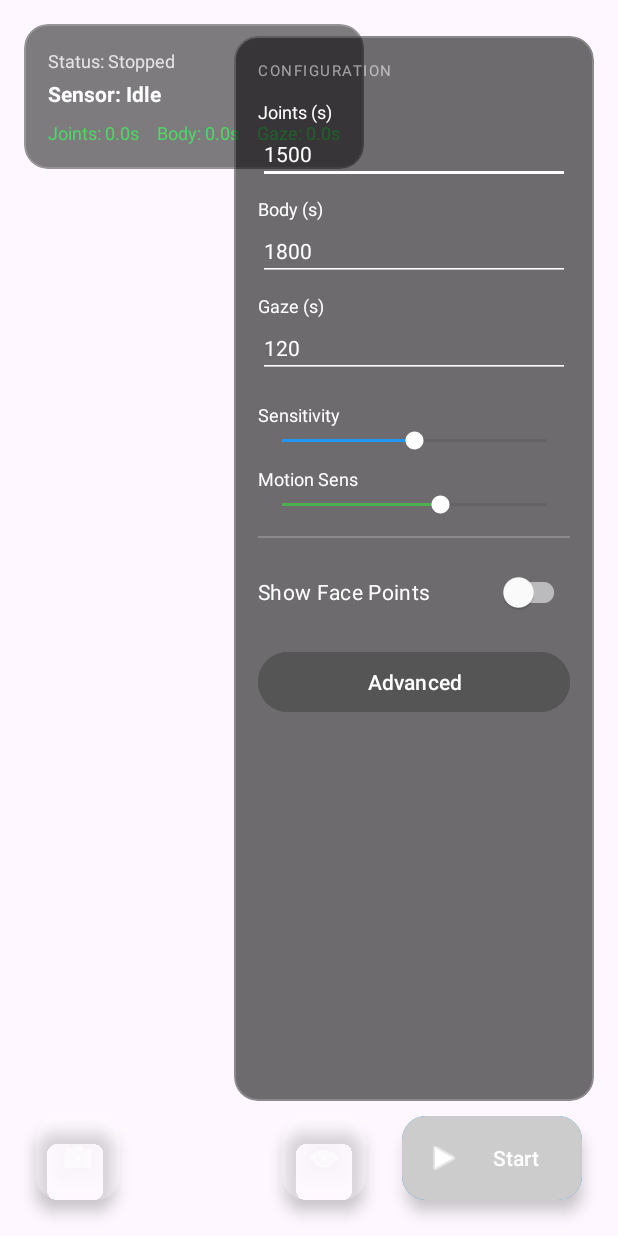
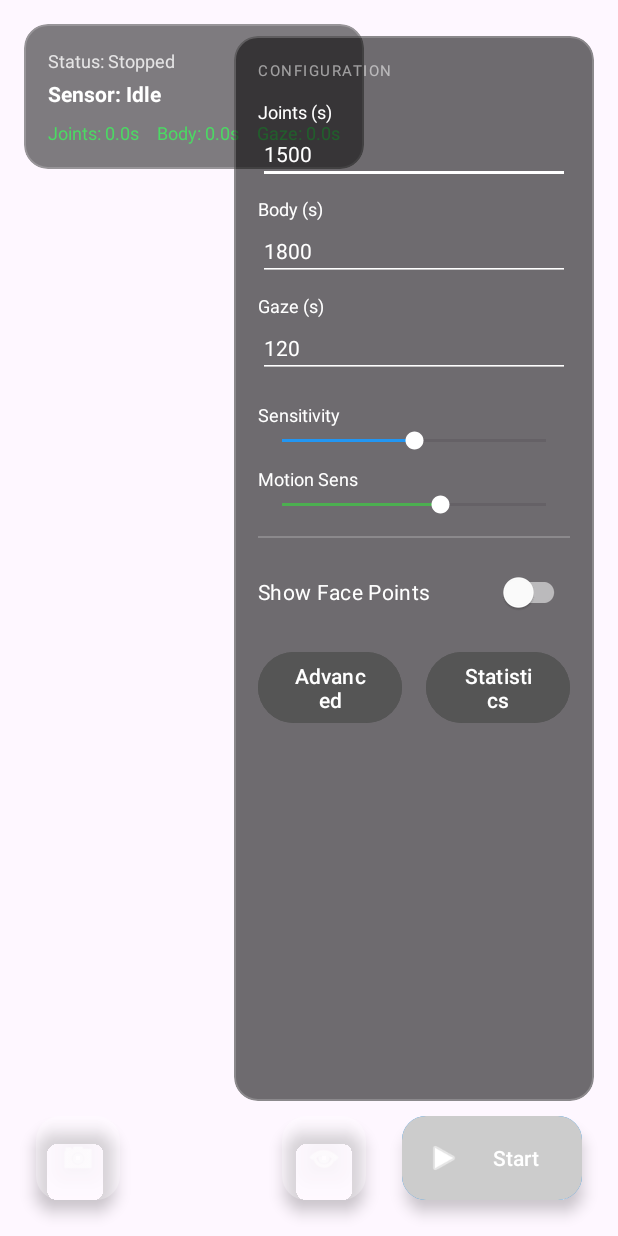
Before and after one commit to goxtopia/pose-master, an Android app: the screen it shows after launch (MainActivity), after a tap on "Stop", on a phone screen of 412 x 824 dp. Run offline under Robolectric (Android 15) with nearby library versions, the phone set to English and light mode, and no system bars; libraries missing offline, so code that uses them is left out: androidx.camera.core, androidx.camera.lifecycle, androidx.camera.view, com.google.mediapipe.framework, com.google.mediapipe.tasks; plain views replace PreviewView; 7 statements that could not run were skipped; 1 other tap on this screen came first.

Commit message:
Add 30-min session alert and daily statistics panel
- Implemented a 30-minute cumulative "Session" timer that triggers a "Walk around" alert.
- Added a "Statistics" panel (accessible via a new button) tracking daily alert count, monitoring duration, and break time.
- Implemented robust threading logic to update stats safely from the background analysis loop.
- Added `dialog_statistics.xml` and related string resources.

```diff
--- a/android/app/src/main/java/com/example/posturemonitor/MainActivity.kt
+++ b/android/app/src/main/java/com/example/posturemonitor/MainActivity.kt
@@ -70,6 +70,7 @@ class MainActivity : AppCompatActivity(), TextToSpeech.OnInitListener {
     private lateinit var btnHideUi: FloatingActionButton
     private lateinit var btnRestoreUi: FloatingActionButton
     private lateinit var btnAdvancedSettings: Button
+    private lateinit var btnStatistics: Button
 
     // Settings
     private lateinit var inputJoints: EditText
@@ -84,6 +85,17 @@ class MainActivity : AppCompatActivity(), TextToSpeech.OnInitListener {
     // Advanced Settings State
     private var useLocalTts = true
     private var serverIp = "10.0.2.2"
+
+    // Statistics & Session Logic
+    private var sessionStartTime = 0L
+    private val SESSION_LIMIT_MS = 30 * 60 * 1000L // 30 minutes
+    private var lastStatsUpdate = 0L
+    // Shared state variables
+    @Volatile private var dailyAlerts = 0
+    @Volatile private var dailyMonitoringMs = 0L
+    @Volatile private var dailyBreakMs = 0L
+    @Volatile private var lastDayOfYear = -1
+    private val statsLock = Any()
 
     private var cameraExecutor: ExecutorService = Executors.newSingleThreadExecutor()
     private var imageAnalyzer: ImageAnalysis? = null
@@ -152,6 +164,7 @@ class MainActivity : AppCompatActivity(), TextToSpeech.OnInitListener {
         btnHideUi = findViewById(R.id.btn_hide_ui)
         btnRestoreUi = findViewById(R.id.btn_restore_ui)
         btnAdvancedSettings = findViewById(R.id.btn_advanced_settings)
+        btnStatistics = findViewById(R.id.btn_statistics)
 
         inputJoints = findViewById(R.id.input_joints)
         inputBody = findViewById(R.id.input_body)
@@ -201,6 +214,10 @@ class MainActivity : AppCompatActivity(), TextToSpeech.OnInitListener {
             showAdvancedSettings()
         }
 
+        btnStatistics.setOnClickListener {
+            showStatistics()
+        }
+
         // Auto-save listeners
         val saveListener = View.OnFocusChangeListener { _, hasFocus ->
             if (!hasFocus) saveConfig()
@@ -246,24 +263,70 @@ class MainActivity : AppCompatActivity(), TextToSpeech.OnInitListener {
     }
 
     private fun toggleMonitoring() {
+        val now = System.currentTimeMillis()
         isRunning = !isRunning
         if (isRunning) {
+            // Start Monitoring
             btnStart.text = getString(R.string.btn_stop)
             btnStart.setBackgroundColor(Color.RED)
             // Apply config
             updateConfigFromUI()
 
             monitor.reset()
-            lastPixelMotionTime = System.currentTimeMillis()
+            lastPixelMotionTime = now
+            sessionStartTime = now // Start/Resume session timer
+
+            // Break time logic: if we have a previous stop time, add to break time
+            synchronized(statsLock) {
+                if (lastStatsUpdate > 0) {
+                    val breakDuration = now - lastStatsUpdate
+                    // Basic sanity check: less than 24h
+                    if (breakDuration > 0 && breakDuration < 24 * 3600 * 1000) {
+                        dailyBreakMs += breakDuration
+                        saveStats()
+                    }
+                }
+            }
+            lastStatsUpdate = now
+
             statusText.text = getString(R.string.status_running)
             Toast.makeText(this, "Monitoring Started", Toast.LENGTH_SHORT).show()
         } else {
+            // Stop Monitoring
             btnStart.text = getString(R.string.btn_start)
             btnStart.setBackgroundColor(Color.LTGRAY)
             statusText.text = getString(R.string.status_stopped)
             alertOverlay.visibility = View.GONE
+
+            updateStats(true) // Commit monitoring time
+            lastStatsUpdate = now // Mark time stopped, for next break calculation
+
             sendApiRequest("/api/stop", null)
             Toast.makeText(this, "Monitoring Stopped", Toast.LENGTH_SHORT).show()
+        }
+    }
+
+    private fun updateStats(isRunningState: Boolean) {
+        synchronized(statsLock) {
+            val now = System.currentTimeMillis()
+            val delta = now - lastStatsUpdate
+            if (delta > 0) {
+                if (isRunningState) {
+                    dailyMonitoringMs += delta
+                }
+            }
+            lastStatsUpdate = now
+
+            // Check Day Reset
+            val calendar = java.util.Calendar.getInstance()
+            val day = calendar.get(java.util.Calendar.DAY_OF_YEAR)
+            if (day != lastDayOfYear) {
+                dailyAlerts = 0
+                dailyMonitoringMs = 0
+                dailyBreakMs = 0
+                lastDayOfYear = day
+            }
+            saveStats()
         }
     }
 
@@ -455,8 +518,35 @@ class MainActivity : AppCompatActivity(), TextToSpeech.OnInitListener {
         switchShowFace.isChecked = showFace
         overlay.showFacePoints = showFace
 
+        // Load Stats
+        lastDayOfYear = prefs.getInt("stats_day", -1)
+        val calendar = java.util.Calendar.getInstance()
+        val currentDay = calendar.get(java.util.Calendar.DAY_OF_YEAR)
+
+        if (lastDayOfYear != currentDay) {
+            // New day or first run
+            lastDayOfYear = currentDay
+            dailyAlerts = 0
+            dailyMonitoringMs = 0L
+            dailyBreakMs = 0L
+        } else {
+            dailyAlerts = prefs.getInt("stats_alerts", 0)
+            dailyMonitoringMs = prefs.getLong("stats_monitoring", 0L)
+            dailyBreakMs = prefs.getLong("stats_break", 0L)
+        }
+
         updateConfigFromUI()
         Log.d(TAG, "Config loaded from prefs")
+    }
+
+    private fun saveStats() {
+        val prefs = getSharedPreferences("PosturePrefs", MODE_PRIVATE)
+        val editor = prefs.edit()
+        editor.putInt("stats_day", lastDayOfYear)
+        editor.putInt("stats_alerts", dailyAlerts)
+        editor.putLong("stats_monitoring", dailyMonitoringMs)
+        editor.putLong("stats_break", dailyBreakMs)
+        editor.apply()
     }
 
     private fun saveConfig() {
@@ -537,6 +627,20 @@ class MainActivity : AppCompatActivity(), TextToSpeech.OnInitListener {
         if (!isRunning) {
             imageProxy.close()
             return
+        }
+
+        // Update Monitoring Stats continuously
+        val now = System.currentTimeMillis()
+        if (now - lastStatsUpdate > 1000) { // Update every second
+             updateStats(true)
+
+             // Check Session Limit (30 mins)
+             if (now - sessionStartTime > SESSION_LIMIT_MS) {
+                 runOnUiThread {
+                     triggerAlert("walk")
+                 }
+                 sessionStartTime = now // Reset for next 30m
+             }
         }
 
         val rawBitmap = Bitmap.createBitmap(
@@ -687,10 +791,16 @@ class MainActivity : AppCompatActivity(), TextToSpeech.OnInitListener {
     }
 
     private fun triggerAlert(type: String?) {
+        synchronized(statsLock) {
+            dailyAlerts++
+            saveStats()
+        }
+
         val messages = mapOf(
             "joints" to getString(R.string.msg_joints),
             "body" to getString(R.string.msg_body),
-            "gaze" to getString(R.string.msg_gaze)
+            "gaze" to getString(R.string.msg_gaze),
+            "walk" to getString(R.string.msg_walk)
         )
 
         val fallback = getString(R.string.msg_relax)
@@ -737,7 +847,7 @@ class MainActivity : AppCompatActivity(), TextToSpeech.OnInitListener {
             if (ip.isEmpty()) return
 
             val endpoint = when(type) {
-                "joints", "gaze", "body" -> "/api/say"
+                "joints", "gaze", "body", "walk" -> "/api/say"
                 else -> "/api/relax"
             }
 
@@ -772,6 +882,30 @@ class MainActivity : AppCompatActivity(), TextToSpeech.OnInitListener {
         })
     }
 
+    private fun showStatistics() {
+        val dialogView = layoutInflater.inflate(R.layout.dialog_statistics, null)
+        val txtAlerts = dialogView.findViewById<TextView>(R.id.stat_alerts)
+        val txtMonitoring = dialogView.findViewById<TextView>(R.id.stat_monitoring)
+        val txtBreak = dialogView.findViewById<TextView>(R.id.stat_break)
+
+        // Format times
+        fun formatDuration(ms: Long): String {
+            val seconds = ms / 1000
+            val hours = seconds / 3600
+            val minutes = (seconds % 3600) / 60
+            return String.format("%dh %dm", hours, minutes)
+        }
+
+        txtAlerts.text = dailyAlerts.toString()
+        txtMonitoring.text = formatDuration(dailyMonitoringMs)
+        txtBreak.text = formatDuration(dailyBreakMs)
+
+        MaterialAlertDialogBuilder(this)
+            .setView(dialogView)
+            .setPositiveButton("OK", null)
+            .show()
+    }
+
     private val requestPermissions =
         registerForActivityResult(ActivityResultContracts.RequestMultiplePermissions()) { permissions ->
             if (allPermissionsGranted()) {
--- a/android/app/src/main/res/layout/activity_main.xml
+++ b/android/app/src/main/res/layout/activity_main.xml
@@ -305,14 +305,30 @@
                     app:thumbTint="#FFFFFF"
                     app:trackTint="#88FFFFFF"/>
 
-                <Button
-                    android:id="@+id/btn_advanced_settings"
+                <LinearLayout
                     android:layout_width="match_parent"
                     android:layout_height="wrap_content"
-                    android:text="@string/btn_advanced"
-                    android:textColor="#FFFFFF"
-                    android:backgroundTint="#555555"
-                    android:layout_marginTop="12dp"/>
+                    android:orientation="horizontal"
+                    android:layout_marginTop="12dp">
+                    <Button
+                        android:id="@+id/btn_advanced_settings"
+                        android:layout_width="0dp"
+                        android:layout_height="wrap_content"
+                        android:layout_weight="1"
+                        android:text="@string/btn_advanced"
+                        android:textColor="#FFFFFF"
+                        android:backgroundTint="#555555"
+                        android:layout_marginEnd="8dp"/>
+                    <Button
+                        android:id="@+id/btn_statistics"
+                        android:layout_width="0dp"
+                        android:layout_height="wrap_content"
+                        android:layout_weight="1"
+                        android:text="@string/btn_stats"
+                        android:textColor="#FFFFFF"
+                        android:backgroundTint="#555555"
+                        android:layout_marginStart="8dp"/>
+                </LinearLayout>
 
             </LinearLayout>
         </ScrollView>
--- a/android/app/src/main/res/values/strings.xml
+++ b/android/app/src/main/res/values/strings.xml
@@ -17,6 +17,7 @@
     <string name="config_title">CONFIGURATION</string>
     <string name="settings_advanced_title">Advanced Settings</string>
     <string name="btn_advanced">Advanced</string>
+    <string name="btn_stats">Statistics</string>
     <string name="label_joints_time">Joints (s)</string>
     <string name="label_body_time">Body (s)</string>
     <string name="label_gaze_time">Gaze (s)</string>
@@ -32,4 +33,10 @@
     <string name="msg_body">You\'ve been sitting for too long, stand up and walk around.</string>
     <string name="msg_gaze">Move your neck to protect your shoulders.</string>
     <string name="msg_relax">Please relax</string>
+    <string name="msg_walk">You have been active for 30 minutes, please stand up and walk around.</string>
+
+    <string name="stats_title">Daily Statistics</string>
+    <string name="stats_alerts_today">Alerts Today</string>
+    <string name="stats_monitoring_time">Monitoring Time</string>
+    <string name="stats_break_time">Break Time</string>
 </resources>
```
Also changed, not shown: android/app/src/main/res/layout/dialog_statistics.xml (added, +83 -0 lines).
